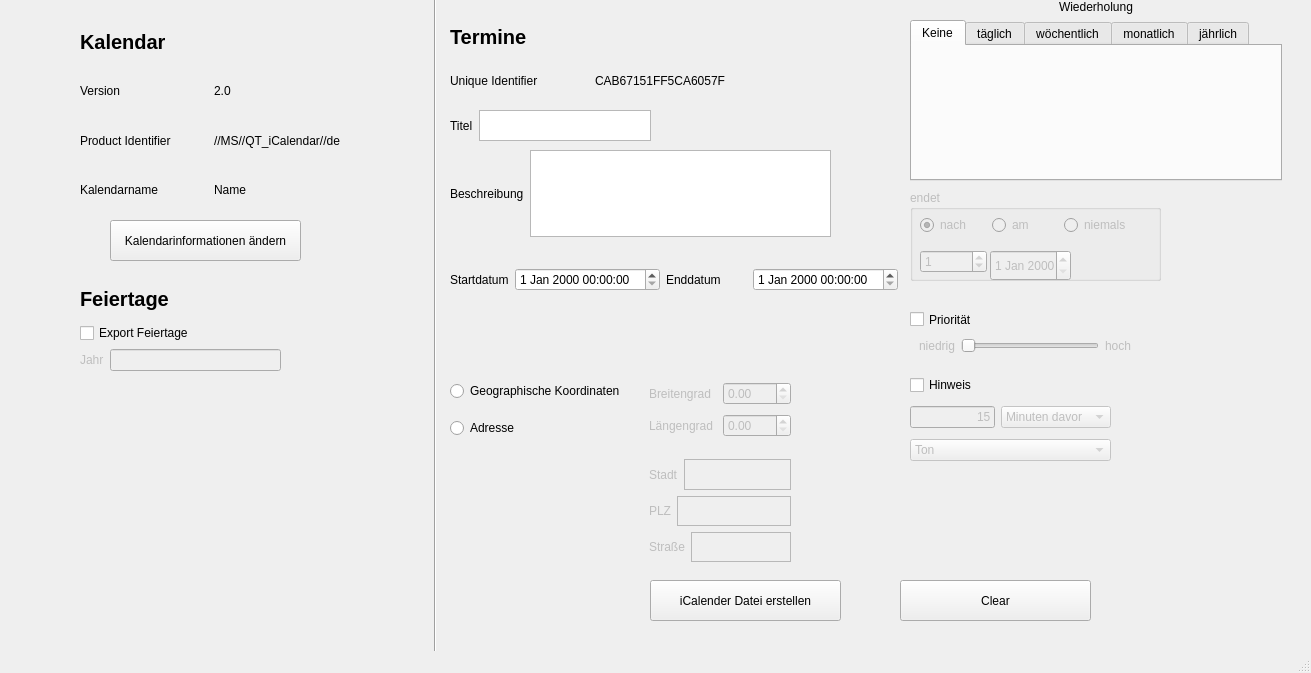
Qt form qt_ical/mainwindow.ui (MartenAlan/QT_iCalendar) before a commit.
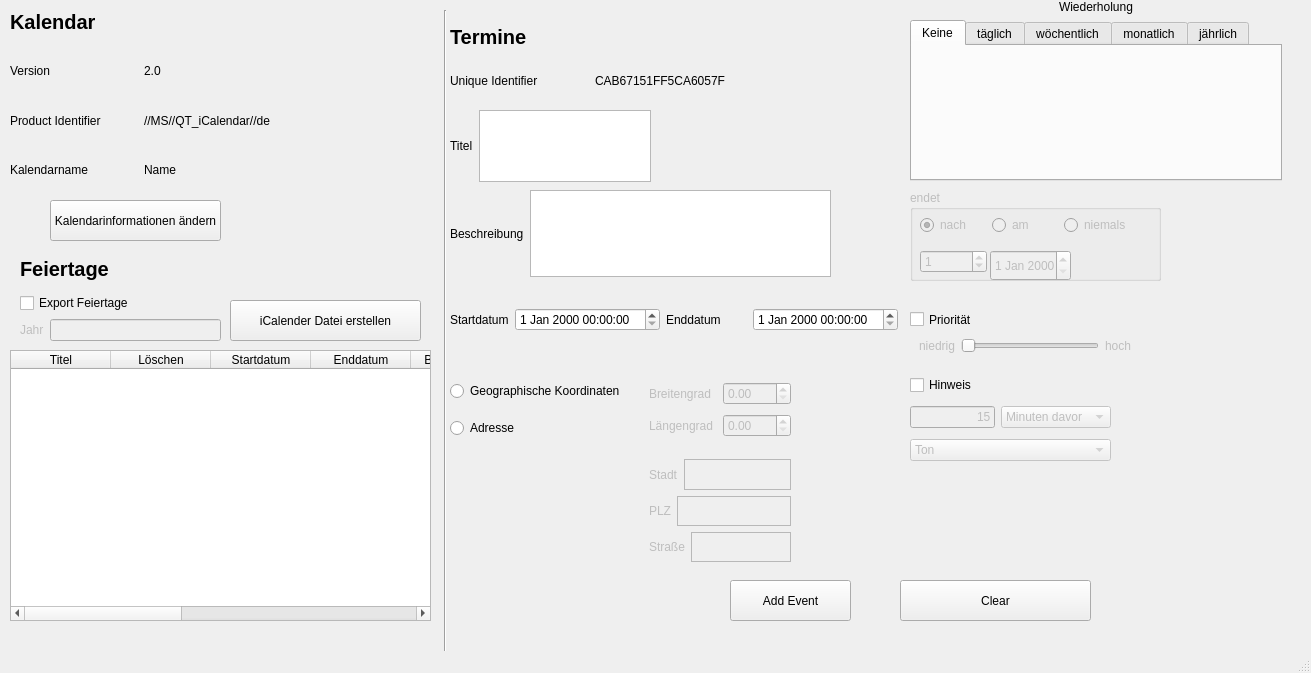
The same form after that commit.

Commit message: TableView hinzugefügt

```diff
--- a/qt_ical/mainwindow.ui
+++ b/qt_ical/mainwindow.ui
@@ -18,7 +18,7 @@
     <property name="geometry">
      <rect>
       <x>450</x>
-      <y>150</y>
+      <y>190</y>
       <width>381</width>
       <height>87</height>
      </rect>
@@ -42,7 +42,7 @@
       <x>450</x>
       <y>110</y>
       <width>201</width>
-      <height>31</height>
+      <height>72</height>
      </rect>
     </property>
     <layout class="QHBoxLayout" name="horizontalLayout_2">
@@ -62,7 +62,7 @@
     <property name="geometry">
      <rect>
       <x>450</x>
-      <y>240</y>
+      <y>280</y>
       <width>448</width>
       <height>80</height>
      </rect>
@@ -101,8 +101,8 @@
    <widget class="QPushButton" name="pushButton">
     <property name="geometry">
      <rect>
-      <x>650</x>
-      <y>580</y>
+      <x>230</x>
+      <y>300</y>
       <width>191</width>
       <height>41</height>
      </rect>
@@ -1121,8 +1121,8 @@
    <widget class="QWidget" name="verticalLayoutWidget_7">
     <property name="geometry">
      <rect>
-      <x>80</x>
-      <y>280</y>
+      <x>20</x>
+      <y>250</y>
       <width>201</width>
       <height>91</height>
      </rect>
@@ -1201,24 +1201,11 @@
      </item>
     </layout>
    </widget>
-   <widget class="QPushButton" name="editCalendar_button">
-    <property name="geometry">
-     <rect>
-      <x>110</x>
-      <y>220</y>
-      <width>191</width>
-      <height>41</height>
-     </rect>
-    </property>
-    <property name="text">
-     <string>Kalendarinformationen ändern</string>
-    </property>
-   </widget>
    <widget class="Line" name="line">
     <property name="geometry">
      <rect>
-      <x>420</x>
-      <y>-20</y>
+      <x>430</x>
+      <y>10</y>
       <width>31</width>
       <height>701</height>
      </rect>
@@ -1230,8 +1217,8 @@
    <widget class="QWidget" name="verticalLayoutWidget">
     <property name="geometry">
      <rect>
-      <x>80</x>
-      <y>20</y>
+      <x>10</x>
+      <y>0</y>
       <width>261</width>
       <height>191</height>
      </rect>
@@ -1325,6 +1312,95 @@
      <string>Termine</string>
     </property>
    </widget>
+   <widget class="QPushButton" name="editCalendar_button">
+    <property name="geometry">
+     <rect>
+      <x>50</x>
+      <y>200</y>
+      <width>171</width>
+      <height>41</height>
+     </rect>
+    </property>
+    <property name="text">
+     <string>Kalendarinformationen ändern</string>
+    </property>
+   </widget>
+   <widget class="QPushButton" name="button_add_event">
+    <property name="geometry">
+     <rect>
+      <x>730</x>
+      <y>580</y>
+      <width>121</width>
+      <height>41</height>
+     </rect>
+    </property>
+    <property name="text">
+     <string>Add Event</string>
+    </property>
+   </widget>
+   <widget class="QTableWidget" name="table_events">
+    <property name="geometry">
+     <rect>
+      <x>10</x>
+      <y>350</y>
+      <width>421</width>
+      <height>271</height>
+     </rect>
+    </property>
+    <property name="editTriggers">
+     <set>QAbstractItemView::NoEditTriggers</set>
+    </property>
+    <column>
+     <property name="text">
+      <string>Titel</string>
+     </property>
+    </column>
+    <column>
+     <property name="text">
+      <string>Löschen</string>
+     </property>
+    </column>
+    <column>
+     <property name="text">
+      <string>Startdatum</string>
+     </property>
+    </column>
+    <column>
+     <property name="text">
+      <string>Enddatum</string>
+     </property>
+    </column>
+    <column>
+     <property name="text">
+      <string>Beschreibung</string>
+     </property>
+    </column>
+    <column>
+     <property name="text">
+      <string>RRule</string>
+     </property>
+    </column>
+    <column>
+     <property name="text">
+      <string>VAlarm</string>
+     </property>
+    </column>
+    <column>
+     <property name="text">
+      <string>Koordinaten</string>
+     </property>
+    </column>
+    <column>
+     <property name="text">
+      <string>Adresse</string>
+     </property>
+    </column>
+    <column>
+     <property name="text">
+      <string>Priorität</string>
+     </property>
+    </column>
+   </widget>
   </widget>
   <widget class="QMenuBar" name="menubar">
    <property name="geometry">
```
The commit also changes 3 other files.
